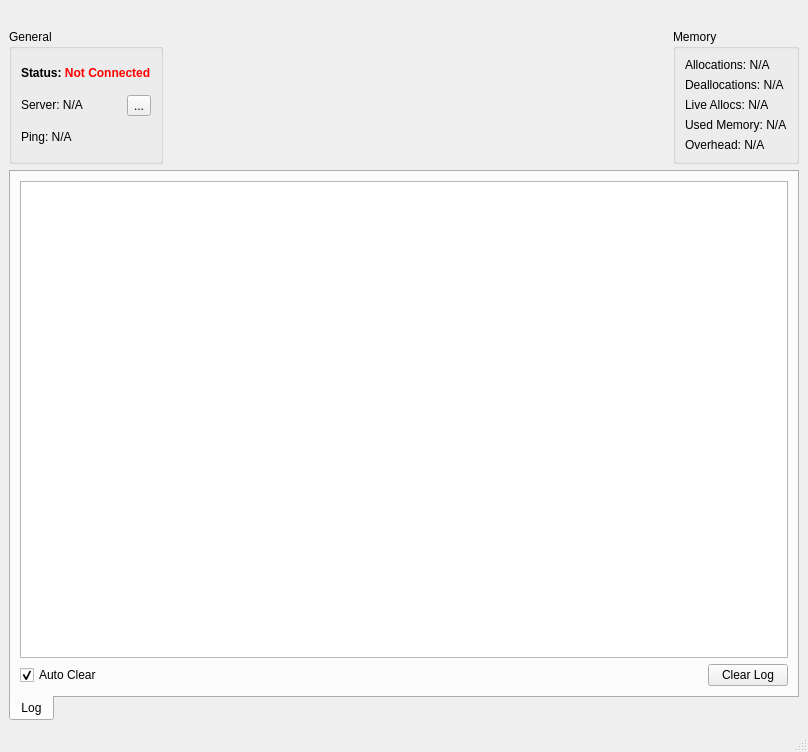
ezEngine/ezEngine, file Projects/Inspector/MainWindow.ui: the form before one commit.
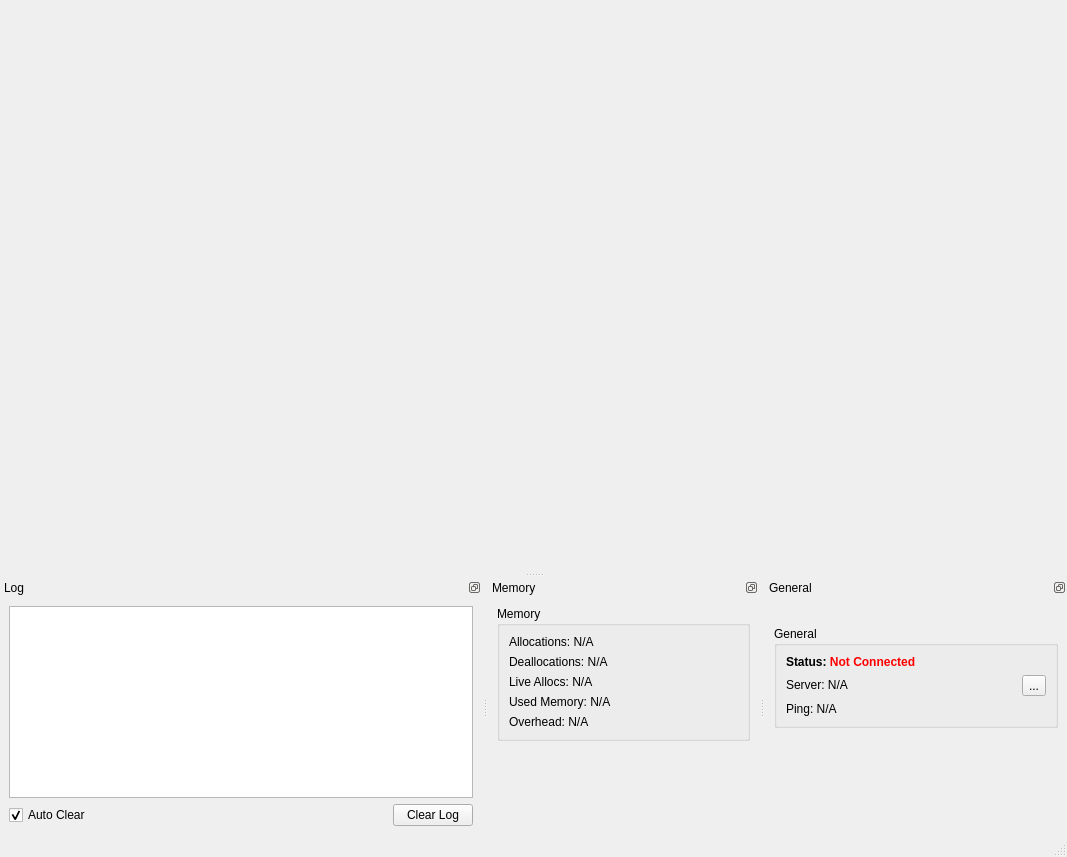
The form after the commit. Icons and pictures are not drawn.

Commit message: Minor improvements (qt design) of ezInspector.

```diff
--- a/Projects/Inspector/MainWindow.ui
+++ b/Projects/Inspector/MainWindow.ui
@@ -6,8 +6,8 @@
    <rect>
     <x>0</x>
     <y>0</y>
-    <width>808</width>
-    <height>752</height>
+    <width>1067</width>
+    <height>857</height>
    </rect>
   </property>
   <property name="windowTitle">
@@ -17,135 +17,33 @@
    <iconset>
     <normaloff>:/Icons/Icon.png</normaloff>:/Icons/Icon.png</iconset>
   </property>
-  <widget class="QWidget" name="centralwidget">
-   <layout class="QVBoxLayout" name="verticalLayout_3">
-    <item>
-     <widget class="QLabel" name="LabelAppName">
-      <property name="text">
-       <string/>
-      </property>
-     </widget>
-    </item>
-    <item>
-     <layout class="QHBoxLayout" name="horizontalLayout">
-      <item>
-       <widget class="QGroupBox" name="groupBox">
-        <property name="title">
-         <string>General</string>
-        </property>
-        <layout class="QVBoxLayout" name="verticalLayout_2">
-         <item>
-          <widget class="QLabel" name="LabelStatus">
-           <property name="text">
-            <string>&lt;html&gt;&lt;head/&gt;&lt;body&gt;&lt;p&gt;&lt;span style=&quot; font-weight:600;&quot;&gt;Status: &lt;/span&gt;&lt;span style=&quot; font-weight:600; color:#ff0000;&quot;&gt;Not Connected&lt;/span&gt;&lt;/p&gt;&lt;/body&gt;&lt;/html&gt;</string>
-           </property>
-          </widget>
-         </item>
-         <item>
-          <layout class="QHBoxLayout" name="horizontalLayout_3">
-           <item>
-            <widget class="QLabel" name="LabelServer">
-             <property name="text">
-              <string>&lt;html&gt;&lt;head/&gt;&lt;body&gt;&lt;p&gt;Server: N/A&lt;/p&gt;&lt;/body&gt;&lt;/html&gt;</string>
-             </property>
-            </widget>
-           </item>
-           <item>
-            <widget class="QToolButton" name="ButtonConnect">
-             <property name="text">
-              <string>...</string>
-             </property>
-            </widget>
-           </item>
-          </layout>
-         </item>
-         <item>
-          <widget class="QLabel" name="LabelPing">
-           <property name="text">
-            <string>&lt;html&gt;&lt;head/&gt;&lt;body&gt;&lt;p&gt;Ping: N/A&lt;/p&gt;&lt;/body&gt;&lt;/html&gt;</string>
-           </property>
-          </widget>
-         </item>
-        </layout>
-       </widget>
-      </item>
-      <item>
-       <spacer name="horizontalSpacer">
-        <property name="orientation">
-         <enum>Qt::Horizontal</enum>
-        </property>
-        <property name="sizeHint" stdset="0">
-         <size>
-          <width>40</width>
-          <height>20</height>
-         </size>
-        </property>
-       </spacer>
-      </item>
-      <item>
-       <widget class="QGroupBox" name="groupBox_2">
-        <property name="title">
-         <string>Memory</string>
-        </property>
-        <layout class="QVBoxLayout" name="verticalLayout_4">
-         <item>
-          <widget class="QLabel" name="LabelNumAllocs">
-           <property name="text">
-            <string>Allocations: N/A</string>
-           </property>
-          </widget>
-         </item>
-         <item>
-          <widget class="QLabel" name="LabelNumDeallocs">
-           <property name="text">
-            <string>Deallocations: N/A</string>
-           </property>
-          </widget>
-         </item>
-         <item>
-          <widget class="QLabel" name="LabelNumLiveAllocs">
-           <property name="text">
-            <string>Live Allocs: N/A</string>
-           </property>
-          </widget>
-         </item>
-         <item>
-          <widget class="QLabel" name="LabelUsedMemory">
-           <property name="text">
-            <string>Used Memory: N/A</string>
-           </property>
-          </widget>
-         </item>
-         <item>
-          <widget class="QLabel" name="LabelMemoryOverhead">
-           <property name="text">
-            <string>Overhead: N/A</string>
-           </property>
-          </widget>
-         </item>
-        </layout>
-       </widget>
-      </item>
-     </layout>
-    </item>
-    <item>
-     <widget class="QTabWidget" name="DataTabs">
-      <property name="tabPosition">
-       <enum>QTabWidget::South</enum>
-      </property>
-      <property name="tabShape">
-       <enum>QTabWidget::Rounded</enum>
-      </property>
-      <property name="currentIndex">
-       <number>0</number>
-      </property>
       <property name="documentMode">
-       <bool>false</bool>
-      </property>
-      <widget class="QWidget" name="Log">
-       <attribute name="title">
+   <bool>true</bool>
+  </property>
+  <property name="dockNestingEnabled">
+   <bool>true</bool>
+  </property>
+  <property name="dockOptions">
+   <set>QMainWindow::AllowNestedDocks|QMainWindow::AllowTabbedDocks|QMainWindow::AnimatedDocks</set>
+  </property>
+  <widget class="QWidget" name="centralwidget">
+   <layout class="QVBoxLayout" name="verticalLayout_3"/>
+  </widget>
+  <widget class="QStatusBar" name="statusbar"/>
+  <widget class="QDockWidget" name="DockLog">
+   <property name="features">
+    <set>QDockWidget::DockWidgetFloatable|QDockWidget::DockWidgetMovable</set>
+   </property>
+   <property name="allowedAreas">
+    <set>Qt::AllDockWidgetAreas</set>
+   </property>
+   <property name="windowTitle">
         <string>Log</string>
-       </attribute>
+   </property>
+   <attribute name="dockWidgetArea">
+    <number>8</number>
+   </attribute>
+   <widget class="QWidget" name="dockWidgetContents_2">
        <layout class="QVBoxLayout" name="verticalLayout">
         <item>
          <widget class="QListWidget" name="ListLog">
@@ -192,13 +90,184 @@
          </layout>
         </item>
        </layout>
-      </widget>
-     </widget>
-    </item>
-   </layout>
-  </widget>
-  <widget class="QStatusBar" name="statusbar"/>
- </widget>
+    <zorder>ListLog</zorder>
+    <zorder>ListLog</zorder>
+    <zorder></zorder>
+   </widget>
+  </widget>
+  <widget class="QDockWidget" name="DockMemory">
+   <property name="sizePolicy">
+    <sizepolicy hsizetype="Preferred" vsizetype="Preferred">
+     <horstretch>0</horstretch>
+     <verstretch>0</verstretch>
+    </sizepolicy>
+   </property>
+   <property name="minimumSize">
+    <size>
+     <width>154</width>
+     <height>203</height>
+    </size>
+   </property>
+   <property name="features">
+    <set>QDockWidget::DockWidgetFloatable|QDockWidget::DockWidgetMovable</set>
+   </property>
+   <property name="allowedAreas">
+    <set>Qt::AllDockWidgetAreas</set>
+   </property>
+   <property name="windowTitle">
+    <string>Memory</string>
+   </property>
+   <attribute name="dockWidgetArea">
+    <number>8</number>
+   </attribute>
+   <widget class="QWidget" name="dockWidgetContents_3">
+    <layout class="QVBoxLayout" name="verticalLayout_5">
+     <item>
+      <widget class="QGroupBox" name="groupBox_2">
+       <property name="title">
+        <string>Memory</string>
+       </property>
+       <layout class="QVBoxLayout" name="verticalLayout_4">
+        <item>
+         <widget class="QLabel" name="LabelNumAllocs">
+          <property name="text">
+           <string>Allocations: N/A</string>
+          </property>
+         </widget>
+        </item>
+        <item>
+         <widget class="QLabel" name="LabelNumDeallocs">
+          <property name="text">
+           <string>Deallocations: N/A</string>
+          </property>
+         </widget>
+        </item>
+        <item>
+         <widget class="QLabel" name="LabelNumLiveAllocs">
+          <property name="text">
+           <string>Live Allocs: N/A</string>
+          </property>
+         </widget>
+        </item>
+        <item>
+         <widget class="QLabel" name="LabelUsedMemory">
+          <property name="text">
+           <string>Used Memory: N/A</string>
+          </property>
+         </widget>
+        </item>
+        <item>
+         <widget class="QLabel" name="LabelMemoryOverhead">
+          <property name="text">
+           <string>Overhead: N/A</string>
+          </property>
+         </widget>
+        </item>
+       </layout>
+      </widget>
+     </item>
+     <item>
+      <spacer name="verticalSpacer_3">
+       <property name="orientation">
+        <enum>Qt::Vertical</enum>
+       </property>
+       <property name="sizeHint" stdset="0">
+        <size>
+         <width>20</width>
+         <height>40</height>
+        </size>
+       </property>
+      </spacer>
+     </item>
+    </layout>
+   </widget>
+  </widget>
+  <widget class="QDockWidget" name="DockGeneral">
+   <property name="features">
+    <set>QDockWidget::DockWidgetFloatable|QDockWidget::DockWidgetMovable</set>
+   </property>
+   <property name="allowedAreas">
+    <set>Qt::AllDockWidgetAreas</set>
+   </property>
+   <property name="windowTitle">
+    <string>General</string>
+   </property>
+   <attribute name="dockWidgetArea">
+    <number>8</number>
+   </attribute>
+   <widget class="QWidget" name="dockWidgetContents_4">
+    <layout class="QVBoxLayout" name="verticalLayout_6">
+     <item>
+      <widget class="QLabel" name="LabelAppName">
+       <property name="text">
+        <string/>
+       </property>
+      </widget>
+     </item>
+     <item>
+      <widget class="QGroupBox" name="groupBox">
+       <property name="title">
+        <string>General</string>
+       </property>
+       <layout class="QVBoxLayout" name="verticalLayout_2">
+        <item>
+         <widget class="QLabel" name="LabelStatus">
+          <property name="text">
+           <string>&lt;html&gt;&lt;head/&gt;&lt;body&gt;&lt;p&gt;&lt;span style=&quot; font-weight:600;&quot;&gt;Status: &lt;/span&gt;&lt;span style=&quot; font-weight:600; color:#ff0000;&quot;&gt;Not Connected&lt;/span&gt;&lt;/p&gt;&lt;/body&gt;&lt;/html&gt;</string>
+          </property>
+         </widget>
+        </item>
+        <item>
+         <layout class="QHBoxLayout" name="horizontalLayout_3">
+          <item>
+           <widget class="QLabel" name="LabelServer">
+            <property name="text">
+             <string>&lt;html&gt;&lt;head/&gt;&lt;body&gt;&lt;p&gt;Server: N/A&lt;/p&gt;&lt;/body&gt;&lt;/html&gt;</string>
+            </property>
+           </widget>
+          </item>
+          <item>
+           <widget class="QToolButton" name="ButtonConnect">
+            <property name="text">
+             <string>...</string>
+            </property>
+           </widget>
+          </item>
+         </layout>
+        </item>
+        <item>
+         <widget class="QLabel" name="LabelPing">
+          <property name="text">
+           <string>&lt;html&gt;&lt;head/&gt;&lt;body&gt;&lt;p&gt;Ping: N/A&lt;/p&gt;&lt;/body&gt;&lt;/html&gt;</string>
+          </property>
+         </widget>
+        </item>
+       </layout>
+      </widget>
+     </item>
+     <item>
+      <spacer name="verticalSpacer_2">
+       <property name="orientation">
+        <enum>Qt::Vertical</enum>
+       </property>
+       <property name="sizeHint" stdset="0">
+        <size>
+         <width>20</width>
+         <height>40</height>
+        </size>
+       </property>
+      </spacer>
+     </item>
+    </layout>
+   </widget>
+  </widget>
+ </widget>
+ <tabstops>
+  <tabstop>ButtonConnect</tabstop>
+  <tabstop>ListLog</tabstop>
+  <tabstop>CheckAutoClear</tabstop>
+  <tabstop>ButtonClearLog</tabstop>
+ </tabstops>
  <resources>
   <include location="resources.qrc"/>
  </resources>
```
Lines whose indentation alone changed are shown as unchanged. The commit also changes 5 other files.
